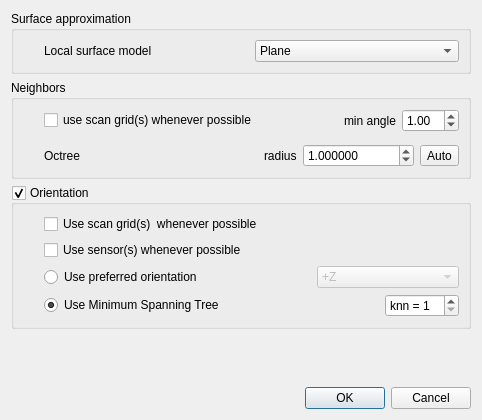
The window that qCC/ui_templates/normalComputationDlg.ui (CloudCompare/CloudCompare) describes before a commit, drawn with Qt 5.
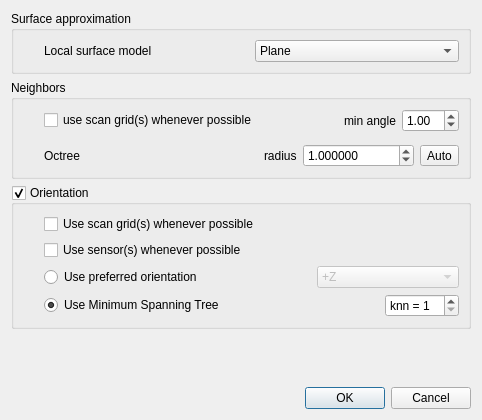
The same window after the commit.

Commit message: Remove double whitespace.

What changed in the file:
```diff
--- a/qCC/ui_templates/normalComputationDlg.ui
+++ b/qCC/ui_templates/normalComputationDlg.ui
@@ -288,7 +288,7 @@
          <string>Use scan grid(s) (robust method)</string>
         </property>
         <property name="text">
-         <string>Use scan grid(s)  whenever possible</string>
+         <string>Use scan grid(s) whenever possible</string>
         </property>
        </widget>
       </item>
```
